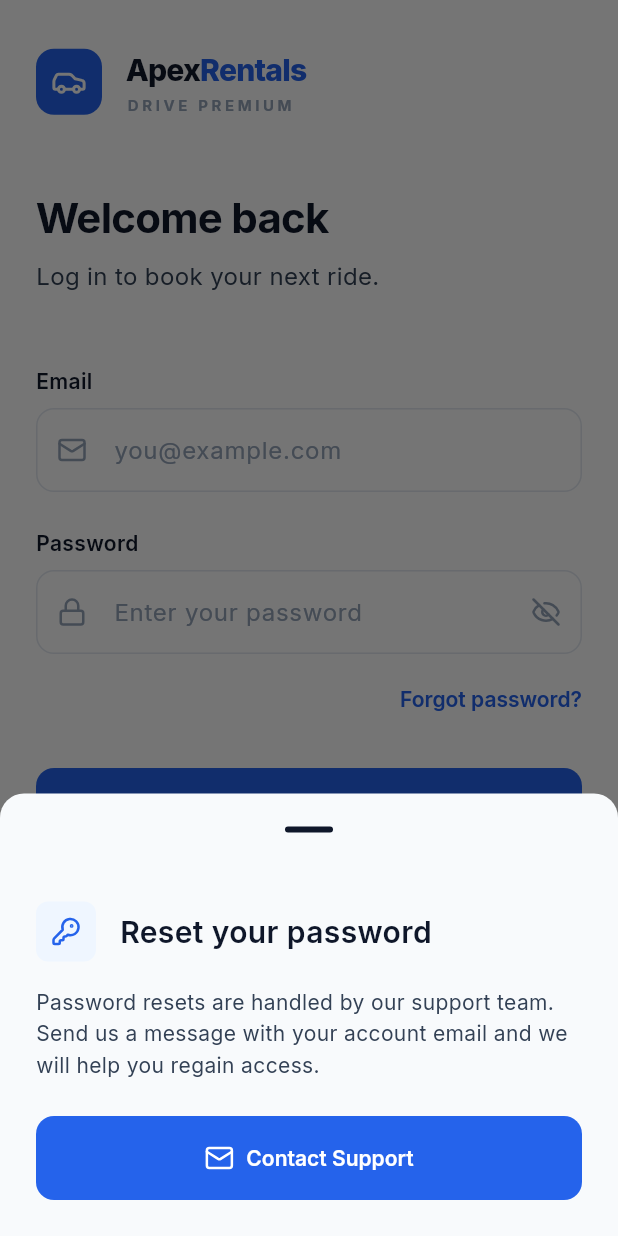
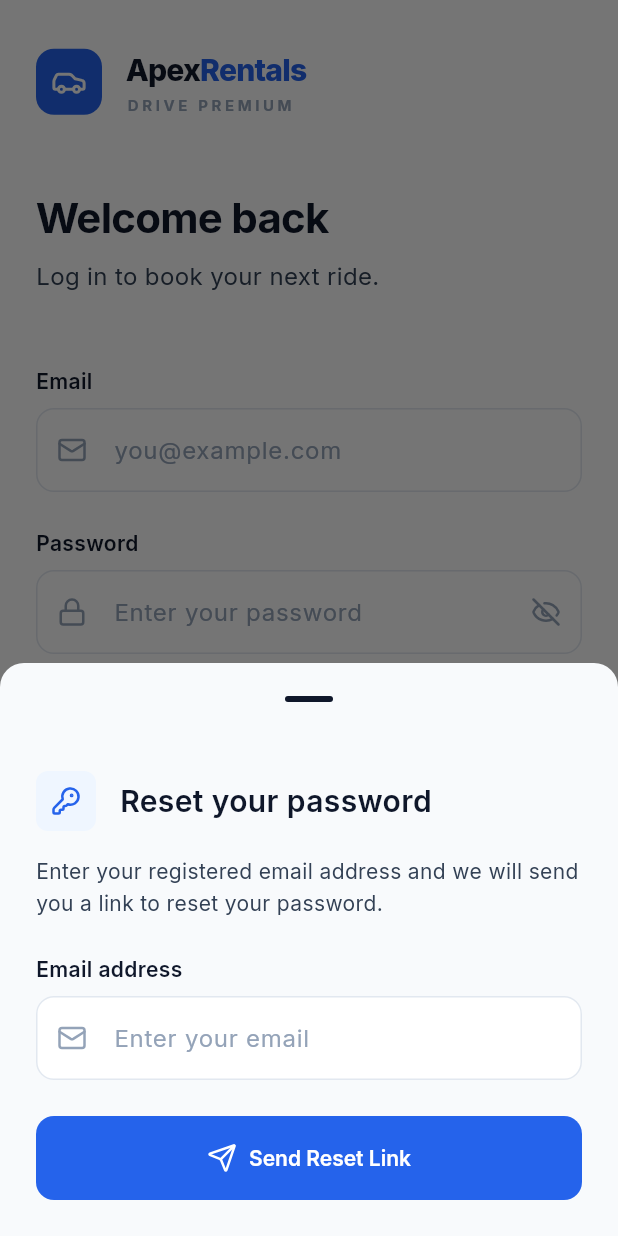
Before and after one commit to hibr12/car-rental-system-website, a Flutter app: the LoginScreen screen opened by its route, after a tap on "Forgot password?", on a phone screen of 412 x 824 dp. Run offline on Flutter 3.47's test engine with Material 3 defaults, Android fonts, the phone set to English and light mode, and no system bars; our stand-ins replace cached_network_image, flutter_map, flutter_rating_bar, flutter_secure_storage, go_router, google_fonts and 6 more; accounts and stored records are empty; network calls fail.

Commit message:
feat(mobile): wire active forgot password flow, add camera permissions, and configure cleartext network support for APK

```diff
--- a/lib/core/config/api_endpoints.dart
+++ b/lib/core/config/api_endpoints.dart
@@ -17,6 +17,7 @@ class ApiEndpoints {
   static const String authLogout = '/auth/logout';
   static const String authMe = '/auth/me';
   static const String authProfile = '/auth/profile';
+  static const String authForgotPassword = '/auth/forgot-password';
 
   // ── Driver License ──────────────────────────────────────────
   static const String customerLicense = '/customer/license';
--- a/lib/data/repositories/user_repository.dart
+++ b/lib/data/repositories/user_repository.dart
@@ -90,6 +90,20 @@ class UserRepository {
     }
   }
 
+  /// Request password reset link for [email].
+  Future<ApiResponse<bool>> forgotPassword(String email) async {
+    try {
+      final json = await _api.post(
+        ApiEndpoints.authForgotPassword,
+        body: {'email': email.trim()},
+      );
+      final message = json['message'] as String? ?? 'Password reset link sent to your email.';
+      return ApiResponse.success(true, message: message);
+    } on ApiException catch (e) {
+      return ApiResponse.error(e.error);
+    }
+  }
+
   /// Update the authenticated user's profile.
   Future<ApiResponse<User>> updateProfile(User user) async {
     try {
--- a/lib/main.dart
+++ b/lib/main.dart
@@ -24,7 +24,6 @@ void main() async {
 
   SystemChrome.setPreferredOrientations([
     DeviceOrientation.portraitUp,
-    DeviceOrientation.portraitDown,
   ]);
 
   runApp(const ApexRentalsApp());
--- a/lib/screens/auth/login_screen.dart
+++ b/lib/screens/auth/login_screen.dart
@@ -191,18 +191,31 @@ class _LoginScreenState extends State<LoginScreen> {
     );
   }
 
-  /// The backend has no self-service password reset endpoint, so recovery
-  /// goes through the real support contact form.
   void _showForgotPasswordSheet() {
+    final emailController =
+        TextEditingController(text: _emailController.text.trim());
+    final sheetFormKey = GlobalKey<FormState>();
+    bool isSubmitting = false;
+
     showModalBottomSheet<void>(
       context: context,
+      isScrollControlled: true,
       shape: const RoundedRectangleBorder(
         borderRadius:
             BorderRadius.vertical(top: Radius.circular(AppSpacing.radiusLg)),
       ),
-      builder: (sheetContext) => SafeArea(
+      builder: (sheetContext) => StatefulBuilder(
+        builder: (context, setSheetState) => SafeArea(
           child: Padding(
-          padding: const EdgeInsets.all(AppSpacing.pagePadding),
+            padding: EdgeInsets.only(
+              left: AppSpacing.pagePadding,
+              right: AppSpacing.pagePadding,
+              top: AppSpacing.pagePadding,
+              bottom: MediaQuery.of(sheetContext).viewInsets.bottom +
+                  AppSpacing.pagePadding,
+            ),
+            child: Form(
+              key: sheetFormKey,
               child: Column(
                 mainAxisSize: MainAxisSize.min,
                 crossAxisAlignment: CrossAxisAlignment.start,
@@ -232,25 +245,75 @@ class _LoginScreenState extends State<LoginScreen> {
                   ),
                   const SizedBox(height: AppSpacing.md),
                   Text(
-                'Password resets are handled by our support team. Send us '
-                'a message with your account email and we will help you '
-                'regain access.',
+                    'Enter your registered email address and we will send you '
+                    'a link to reset your password.',
                     style: AppTypography.textTheme.bodyMedium?.copyWith(
                         color: AppColors.textSecondary, height: 1.5),
                   ),
                   const SizedBox(height: AppSpacing.lg),
+                  AppTextField(
+                    label: 'Email address',
+                    hint: 'Enter your email',
+                    controller: emailController,
+                    keyboardType: TextInputType.emailAddress,
+                    prefixIcon: LucideIcons.mail,
+                    validator: (val) {
+                      if (val == null || val.trim().isEmpty) {
+                        return 'Email is required';
+                      }
+                      if (!RegExp(r'^[\w\.-]+@([\w-]+\.)+[\w-]{2,4}$')
+                          .hasMatch(val.trim())) {
+                        return 'Enter a valid email address';
+                      }
+                      return null;
+                    },
+                  ),
+                  const SizedBox(height: AppSpacing.lg),
                   PrimaryButton(
-                text: 'Contact Support',
-                icon: LucideIcons.mail,
-                onPressed: () {
-                  Navigator.of(sheetContext).pop();
-                  context.push(AppRoutes.support);
+                    text: 'Send Reset Link',
+                    isLoading: isSubmitting,
+                    icon: LucideIcons.send,
+                    onPressed: isSubmitting
+                        ? null
+                        : () async {
+                            if (!sheetFormKey.currentState!.validate()) return;
+                            setSheetState(() => isSubmitting = true);
+
+                            final navigator = Navigator.of(sheetContext);
+                            final messenger = ScaffoldMessenger.of(context);
+                            final sheetMessenger =
+                                ScaffoldMessenger.of(sheetContext);
+
+                            final res = await UserRepository.instance
+                                .forgotPassword(emailController.text.trim());
+
+                            if (res.success) {
+                              navigator.pop();
+                              messenger.showSnackBar(
+                                SnackBar(
+                                  content: Text(res.message ??
+                                      'Password reset link sent to your email.'),
+                                  backgroundColor: AppColors.success,
+                                ),
+                              );
+                            } else {
+                              setSheetState(() => isSubmitting = false);
+                              sheetMessenger.showSnackBar(
+                                SnackBar(
+                                  content: Text(res.error?.message ??
+                                      'Failed to send reset link. Please check your email and try again.'),
+                                  backgroundColor: AppColors.error,
+                                ),
+                              );
+                            }
                           },
                   ),
                 ],
               ),
             ),
           ),
+        ),
+      ),
     );
   }
 }
```
Also changed, not shown: lib/core/config/app_config.dart (+16 -12 lines), lib/core/config/auth_state.dart (+8 -1 lines), lib/core/routes/app_routes.dart (+20 -4 lines), lib/data/repositories/booking_repository.dart (+24 -16 lines), lib/screens/profile/edit_profile_screen.dart (+41 -3 lines), 10 other files. Lines whose indentation alone changed are shown as unchanged.
